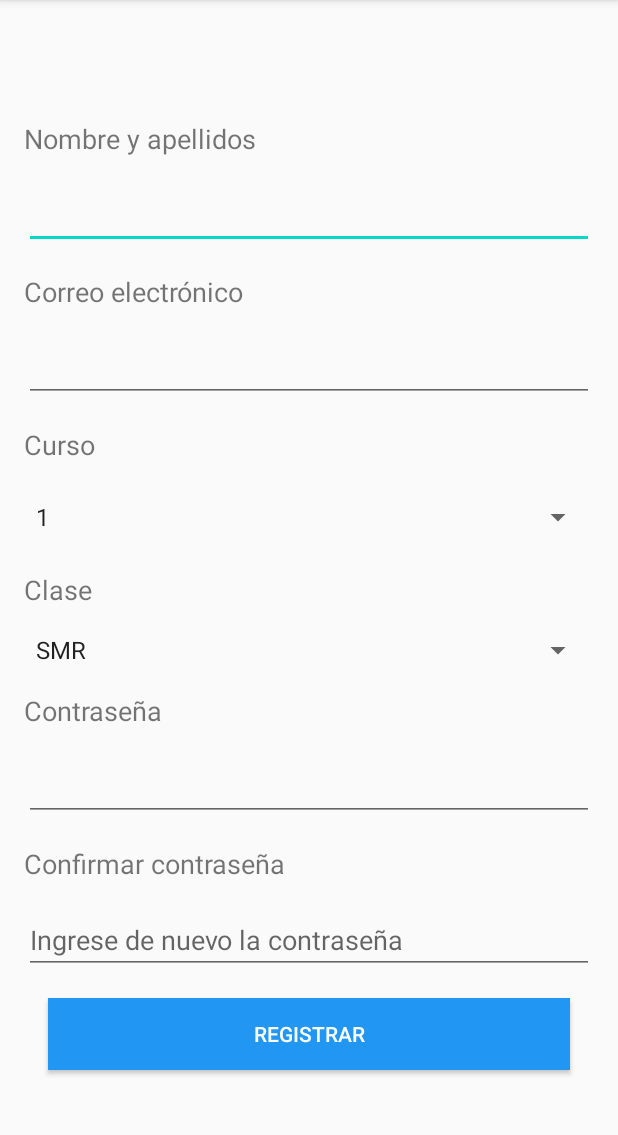
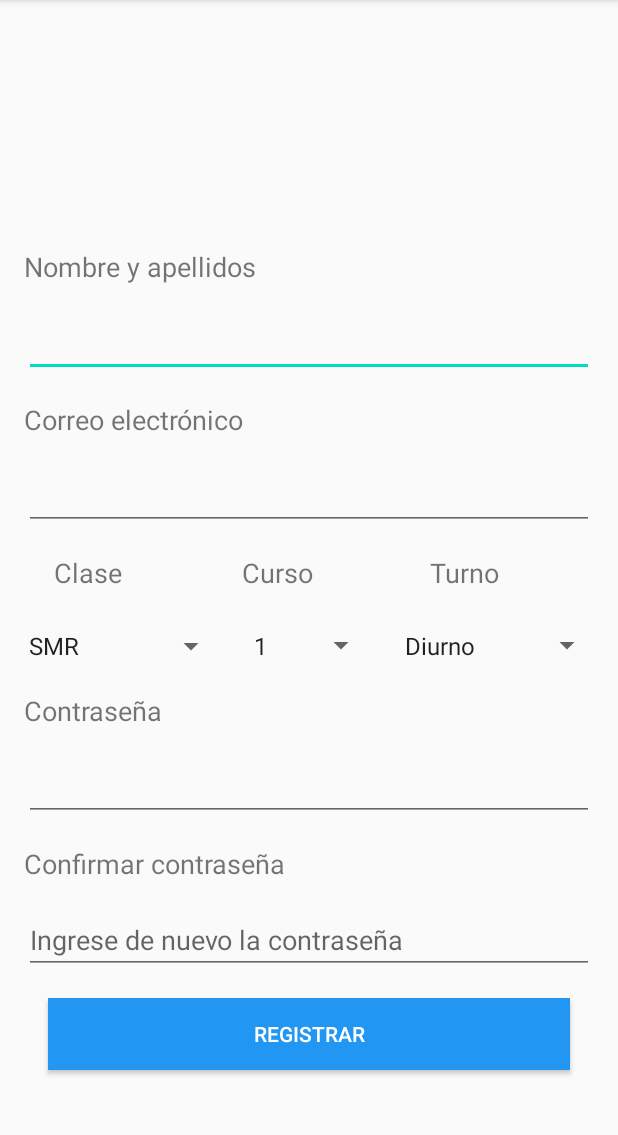
Before and after one commit to Ducexll/solCoin, an Android app: the RegistroActivity screen opened directly, with no data from a screen before it, on a phone screen of 412 x 824 dp, the part 84-1219 px from its top. Run offline under Robolectric (Android 15) with nearby library versions, the phone set to English and light mode, and no system bars; our stand-ins replace Volley; network calls fail.

```diff
--- a/app/src/main/java/tfg/solcoin/MenuPrincipal.java
+++ b/app/src/main/java/tfg/solcoin/MenuPrincipal.java
@@ -45,6 +45,7 @@ public class MenuPrincipal extends AppCompatActivity {
                 return false;
             }
         });
+
     }
         //LLega el nuevo fragmento y se reemplaza
         public void loadFragment(Fragment fragment){
--- a/app/src/main/java/tfg/solcoin/PremiosFragment.java
+++ b/app/src/main/java/tfg/solcoin/PremiosFragment.java
@@ -29,7 +29,11 @@ import org.json.JSONArray;
 import org.json.JSONException;
 import org.json.JSONObject;
 
+import java.text.DateFormat;
+import java.text.SimpleDateFormat;
 import java.util.ArrayList;
+import java.util.Calendar;
+import java.util.Date;
 import java.util.HashMap;
 import java.util.List;
 import java.util.Locale;
@@ -61,6 +65,9 @@ public class PremiosFragment extends Fragment {
         View rootView = inflater.inflate(R.layout.fragment_premios, container, false);
         tablePremios = rootView.findViewById(R.id.tablePremios);
 
+        preferencias = getActivity().getSharedPreferences("credenciales", Context.MODE_PRIVATE);
+        String correo = preferencias.getString("correo", "");
+
         URL_PREMIOS = getString(R.string.url)+"selecPremios.php";
 
         // Obtener los premios desde el web-service
@@ -73,6 +80,9 @@ public class PremiosFragment extends Fragment {
                 for(int i=0; i<listaSeleccionados.size(); i++){
                     if(listaSeleccionados.get(i)){
                         precioTotal+=listaPremios.get(i).getPrecio();
+                        Premio p = listaPremios.get(i);
+                        int id = p.getIdPremio();
+                        canjear(correo,id);
                     }
                 }
                 if(precioTotal>0){
@@ -234,7 +244,6 @@ public class PremiosFragment extends Fragment {
                                     protected Map<String, String> getParams() {
                                         Map<String, String> params = new HashMap<>();
                                         params.put("correo", correo);
-                                        //Toast.makeText(getActivity(), "nuevo saldo: " + String.format(Locale.US, "%.2f", nuevoSaldo), Toast.LENGTH_SHORT).show();
                                         params.put("nuevoSaldo", String.valueOf(nuevoSaldo)); // Enviar el nuevo saldo como número
                                         return params;
                                     }
@@ -269,7 +278,45 @@ public class PremiosFragment extends Fragment {
         requestQueue.add(request);
     }
 
+    private void canjear(String correo, int idPremio){
+        String URL_CANJEAR = getString(R.string.url)+"insertarCompra.php";
+        StringRequest request = new StringRequest(Request.Method.POST, URL_CANJEAR,
+                new Response.Listener<String>() {
+                    @Override
+                    public void onResponse(String response) {
+                        try {
+                            JSONObject jsonObjectres = new JSONObject(response);
 
+                        } catch (JSONException e) {
+                            e.printStackTrace();
+                        }
+                    }
+                },
+                new Response.ErrorListener() {
+                    @Override
+                    public void onErrorResponse(VolleyError error) {
+                        error.printStackTrace();
+                    }
+                }) {
+            @Override
+            protected Map<String, String> getParams() {
+                Map<String, String> params = new HashMap<>();
+                params.put("correo", correo);
+                params.put("premio", String.valueOf(idPremio));
+                /*
+                Date date = Calendar.getInstance().getTime();
+                DateFormat dateFormat = new SimpleDateFormat("yyyy-mm-dd");
+                String strDate = dateFormat.format(date);
+                params.put("fecha",strDate);
+
+                 */
+                return params;
+            }
+        };
+
+        RequestQueue requestQueue = Volley.newRequestQueue(getActivity());
+        requestQueue.add(request);
+    }
 
 
 
--- a/app/src/main/java/tfg/solcoin/RegistroActivity.java
+++ b/app/src/main/java/tfg/solcoin/RegistroActivity.java
@@ -31,7 +31,7 @@ import javax.net.ssl.SSLSession;
 public class RegistroActivity extends AppCompatActivity {
 
     private EditText passwordEditText, nombreEditText, correoEditText, confirmPasswordEditText;
-    private Spinner spCurso, spClase;
+    private Spinner spCurso, spClase, spTurno;
 
     @Override
     protected void onCreate(Bundle savedInstanceState) {
@@ -45,6 +45,7 @@ public class RegistroActivity extends AppCompatActivity {
         correoEditText = findViewById(R.id.editTextCorreo);
         spCurso = findViewById(R.id.spinnerCurso);
         spClase = findViewById(R.id.spinnerClase);
+        spTurno = findViewById(R.id.spinnerTurno);
 
         ArrayList<String> opcionesCurso = new ArrayList<String>();
         opcionesCurso.add("1");
@@ -55,10 +56,17 @@ public class RegistroActivity extends AppCompatActivity {
 
         ArrayList<String> opcionesClase = new ArrayList<String>();
         opcionesClase.add("SMR");
-        opcionesClase.add("DAM");
+        opcionesClase.add("ASIR");
 
         ArrayAdapter<String> adapterClase = new ArrayAdapter<>(this, android.R.layout.simple_spinner_item, opcionesClase);
         spClase.setAdapter(adapterClase);
+
+        ArrayList<String> opcionesTurno = new ArrayList<String>();
+        opcionesTurno.add("Diurno");
+        opcionesTurno.add("Vespertino");
+
+        ArrayAdapter<String> adapterTurno = new ArrayAdapter<>(this, android.R.layout.simple_spinner_item, opcionesTurno);
+        spTurno.setAdapter(adapterTurno);
 
         // Deshabilitar verificación de SSL (NO RECOMENDADO PARA PRODUCCIÓN)
         // Asegúrate de que esto solo se utilice para fines de prueba y desarrollo
@@ -122,6 +130,8 @@ public class RegistroActivity extends AppCompatActivity {
                 parametros.put("contrasenna",passwordEditText.getText().toString());
                 parametros.put("curso",spCurso.getSelectedItem().toString());
                 parametros.put("clase",spClase.getSelectedItem().toString());
+                String letraTurno = spTurno.getSelectedItem().toString().substring(0,1);
+                parametros.put("turno",letraTurno);
                 return parametros;
             }
         };
--- a/app/src/main/res/layout/activity_registro.xml
+++ b/app/src/main/res/layout/activity_registro.xml
@@ -47,7 +47,7 @@
         android:layout_width="0dp"
         android:layout_height="wrap_content"
         android:layout_margin="16dp"
-        android:layout_marginBottom="24dp"
+        android:layout_marginBottom="16dp"
         android:autofillHints="email"
         android:inputType="textEmailAddress"
         app:layout_constraintBottom_toTopOf="@+id/textView5"
@@ -126,11 +126,9 @@
 
     <TextView
         android:id="@+id/textView5"
-        android:layout_width="0dp"
-        android:layout_height="wrap_content"
-        android:layout_marginStart="16dp"
-        android:layout_marginEnd="16dp"
-        android:layout_marginBottom="24dp"
+        android:layout_width="90dp"
+        android:layout_height="30dp"
+        android:layout_marginBottom="16dp"
         android:text="Curso"
         android:textSize="18sp"
         app:layout_constraintBottom_toTopOf="@+id/spinnerCurso"
@@ -139,38 +137,49 @@
 
     <TextView
         android:id="@+id/textView8"
-        android:layout_width="0dp"
-        android:layout_height="wrap_content"
-        android:layout_marginStart="16dp"
-        android:layout_marginEnd="16dp"
-        android:layout_marginBottom="16dp"
+        android:layout_width="90dp"
+        android:layout_height="30dp"
         android:text="Clase"
         android:textSize="18sp"
-        app:layout_constraintBottom_toTopOf="@+id/spinnerClase"
-        app:layout_constraintEnd_toEndOf="parent"
-        app:layout_constraintHorizontal_bias="0.498"
-        app:layout_constraintStart_toStartOf="parent" />
+        app:layout_constraintEnd_toStartOf="@+id/textView5"
+        app:layout_constraintStart_toStartOf="parent"
+        app:layout_constraintTop_toTopOf="@+id/textView5" />
 
     <Spinner
         android:id="@+id/spinnerCurso"
-        android:layout_width="0dp"
-        android:layout_height="wrap_content"
-        android:layout_marginStart="16dp"
-        android:layout_marginEnd="16dp"
-        android:layout_marginBottom="24dp"
-        app:layout_constraintBottom_toTopOf="@+id/textView8"
-        app:layout_constraintEnd_toEndOf="parent"
-        app:layout_constraintStart_toStartOf="parent" />
+        android:layout_width="90dp"
+        android:layout_height="30dp"
+        android:layout_marginBottom="16dp"
+        app:layout_constraintBottom_toTopOf="@+id/textViewContraseña"
+        app:layout_constraintEnd_toEndOf="@+id/textView5"
+        app:layout_constraintStart_toStartOf="@+id/textView5" />
 
     <Spinner
         android:id="@+id/spinnerClase"
-        android:layout_width="0dp"
-        android:layout_height="wrap_content"
-        android:layout_marginStart="16dp"
-        android:layout_marginEnd="16dp"
-        android:layout_marginBottom="16dp"
-        app:layout_constraintBottom_toTopOf="@+id/textViewContraseña"
+        android:layout_width="140dp"
+        android:layout_height="29dp"
+        app:layout_constraintBottom_toBottomOf="@+id/spinnerCurso"
+        app:layout_constraintEnd_toEndOf="@+id/textView8"
+        app:layout_constraintStart_toStartOf="@+id/textView8"
+        app:layout_constraintTop_toTopOf="@+id/spinnerCurso" />
+
+    <TextView
+        android:id="@+id/Turno"
+        android:layout_width="90dp"
+        android:layout_height="30dp"
+        android:text="Turno"
+        android:textSize="18sp"
         app:layout_constraintEnd_toEndOf="parent"
-        app:layout_constraintStart_toStartOf="parent" />
+        app:layout_constraintStart_toEndOf="@+id/textView5"
+        app:layout_constraintTop_toTopOf="@+id/textView5" />
+
+    <Spinner
+        android:id="@+id/spinnerTurno"
+        android:layout_width="140dp"
+        android:layout_height="30dp"
+        app:layout_constraintBottom_toBottomOf="@+id/spinnerCurso"
+        app:layout_constraintEnd_toEndOf="parent"
+        app:layout_constraintStart_toEndOf="@+id/spinnerCurso"
+        app:layout_constraintTop_toTopOf="@+id/spinnerCurso" />
 
 </androidx.constraintlayout.widget.ConstraintLayout>
```
